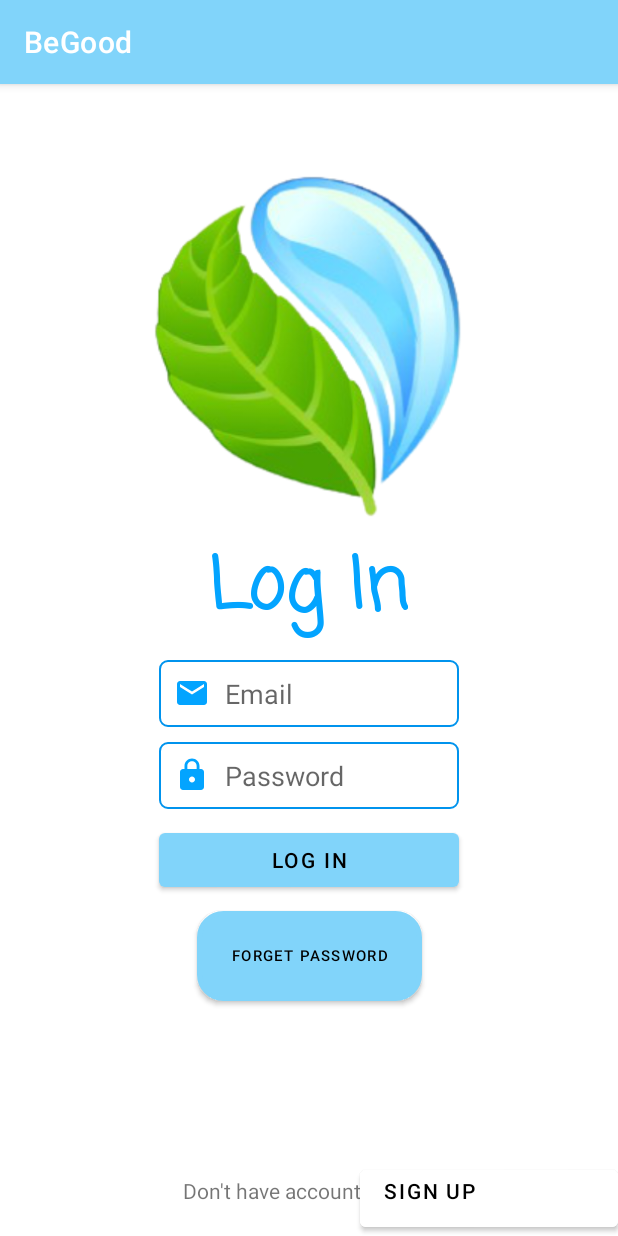
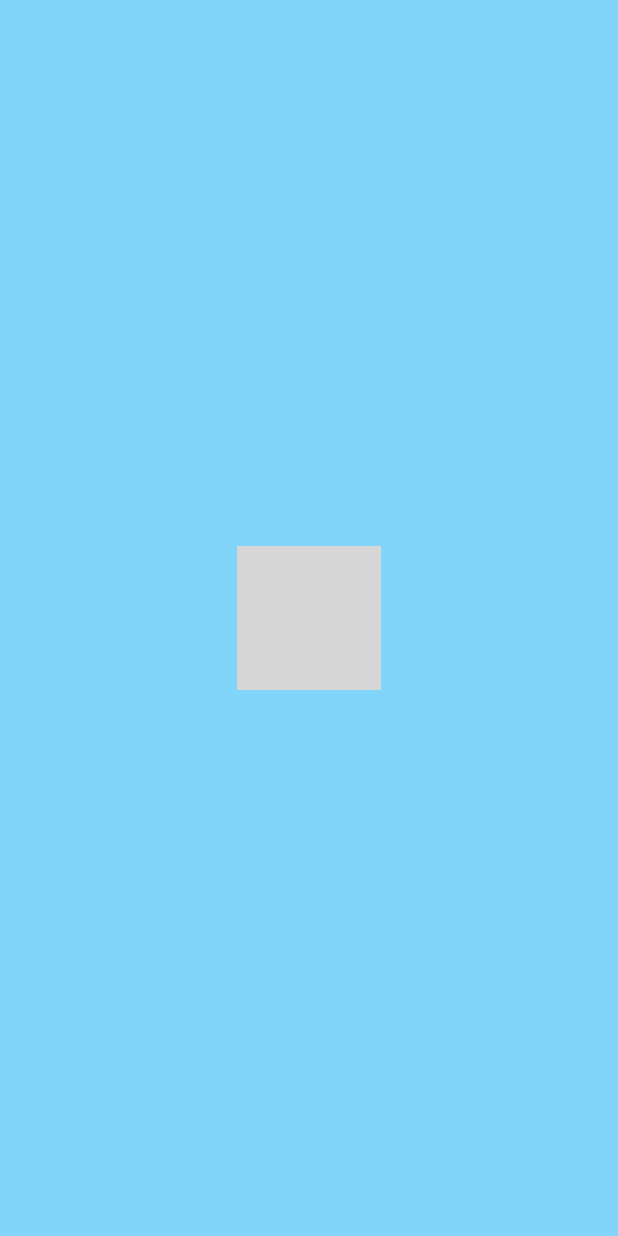
Before and after one commit to RahafJ/BeGoodProjectFinal, an Android app: the first screen one second after launch (MainActivity before the commit, SplashScreen after it), on a phone screen of 412 x 824 dp. Run offline under Robolectric (Android 15) with nearby library versions, the phone set to English and light mode, and no system bars; Roboto replaces fonts that are not available here.

Commit message:
SplashScreen,, LogIn,, Sign Up Page,, Home Page,,, navigation Drawer,, bills Layout

```diff
--- a/app/build.gradle
+++ b/app/build.gradle
@@ -1,6 +1,7 @@
 plugins {
     id 'com.android.application'
     id 'kotlin-android'
+    id 'com.google.gms.google-services'
 //    id 'kotlin-android-extensions'
 
 
@@ -15,6 +16,7 @@ android {
         targetSdkVersion 30
         versionCode 1
         versionName "1.0"
+        multiDexEnabled true
 
         testInstrumentationRunner "androidx.test.runner.AndroidJUnitRunner"
     }
@@ -47,6 +49,8 @@ dependencies {
     implementation 'androidx.navigation:navigation-fragment-ktx:2.3.0'
     implementation 'androidx.navigation:navigation-ui-ktx:2.3.0'
     implementation 'androidx.drawerlayout:drawerlayout:1.1.1'
+    implementation 'com.google.firebase:firebase-firestore:22.0.0'
+    implementation 'androidx.multidex:multidex:2.0.1'
 
     testImplementation 'junit:junit:4.+'
     androidTestImplementation 'androidx.test.ext:junit:1.1.3'
--- /dev/null
+++ b/app/src/main/java/com/example/begoodproject/splashActivity.kt
@@ -0,0 +1,31 @@
+package com.example.begoodproject
+
+import android.content.Intent
+import androidx.appcompat.app.AppCompatActivity
+import android.os.Bundle
+
+import android.os.Handler
+import android.view.WindowManager
+
+@Suppress("DEPRECATION")
+class SplashScreen : AppCompatActivity() {
+    override fun onCreate(savedInstanceState: Bundle?) {
+        super.onCreate(savedInstanceState)
+        setContentView(R.layout.activity_splash)
+
+        // This is used to hide the status bar and make
+        // the splash screen as a full screen activity.
+        window.setFlags(
+            WindowManager.LayoutParams.FLAG_FULLSCREEN,
+            WindowManager.LayoutParams.FLAG_FULLSCREEN
+        )
+
+        // we used the postDelayed(Runnable, time) method
+        // to send a message with a delayed time.
+        Handler().postDelayed({
+            val intent = Intent(this, MainActivity::class.java)
+            startActivity(intent)
+            finish()
+        }, 2000) // 3000 is the delayed time in milliseconds.
+    }
+}
--- a/app/src/main/res/drawable/custome_button.xml
+++ b/app/src/main/res/drawable/custome_button.xml
@@ -1,7 +1,8 @@
 <?xml version="1.0" encoding="utf-8"?>
 <shape xmlns:android="http://schemas.android.com/apk/res/android">
     android:shape="rectangle">
-    <solid android:color="@color/Primary_color"></solid>
+    <solid android:color="@color/buttonBorders"></solid>
     <corners android:radius="16dp" />
     <stroke android:width="5px" android:color="@color/Primary_color" />
+
 </shape>
--- a/app/src/main/res/layout/activity_main.xml
+++ b/app/src/main/res/layout/activity_main.xml
@@ -77,14 +77,13 @@
         android:layout_width="wrap_content"
         android:layout_height="wrap_content"
         android:text="@string/Log_in"
-        android:textColor="#000000"
-        app:backgroundTint="@color/Primary_color"
         app:layout_constraintEnd_toEndOf="parent"
         app:layout_constraintStart_toStartOf="parent"
         app:layout_constraintTop_toBottomOf="@+id/editTextTextPassword"
-        app:rippleColor="@color/Primary_color"
         android:layout_marginTop="10dp"
         android:width="200dp"
+        android:textColor="@color/black"
+        android:background="@drawable/custome_button"
          />
 
     <Button
@@ -125,8 +124,8 @@
             android:text="@string/SignUp"
             android:gravity="left"
             android:backgroundTint="@color/white"
-
-            android:textColor="@color/black"/>
+            android:textColor="@color/black"
+             />
     </LinearLayout>
 
 
--- /dev/null
+++ b/app/src/main/res/layout/activity_splash.xml
@@ -0,0 +1,10 @@
+<?xml version="1.0" encoding="utf-8"?>
+<androidx.constraintlayout.widget.ConstraintLayout xmlns:android="http://schemas.android.com/apk/res/android"
+    xmlns:app="http://schemas.android.com/apk/res-auto"
+    xmlns:tools="http://schemas.android.com/tools"
+    android:layout_width="match_parent"
+    android:layout_height="match_parent"
+    tools:context=".SplashScreen"
+    android:background="@drawable/splash_image">
+
+</androidx.constraintlayout.widget.ConstraintLayout>
--- a/app/src/main/res/layout/sign_up.xml
+++ b/app/src/main/res/layout/sign_up.xml
@@ -141,10 +141,7 @@
             app:layout_constraintEnd_toEndOf="parent"
             app:layout_constraintStart_toStartOf="parent"
             app:layout_constraintTop_toBottomOf="@+id/editTextTextPassword2"
-            app:rippleColor="@color/buttonBorders"
-            app:backgroundTint="@color/white"
             android:textColor="@color/black"
-
             android:background="@drawable/custome_button"/>
 
     </androidx.constraintlayout.widget.ConstraintLayout>
--- a/app/src/main/res/values/colors.xml
+++ b/app/src/main/res/values/colors.xml
@@ -11,4 +11,5 @@
     <color name="buttonBorders">#0093ED</color>
     <color name="buttonFill">#81D4FA</color>
     <color name="signUpWord">#03A4FF</color>
+
 </resources>
--- a/app/src/main/res/values/strings.xml
+++ b/app/src/main/res/values/strings.xml
@@ -14,7 +14,7 @@
     <string name="shopUsingPoints">Shop using your points</string>
     <string name="PointsYouHave">you have 45 points</string>
     <string name="title_activity_splash_screen">SplashScreen</string>
-
+    <string name="addYourNewBill">Add your new bill</string>
     <string name="open">Open</string>
     <string name="close">Close</string>
 </resources>
--- a/build.gradle
+++ b/build.gradle
@@ -7,7 +7,8 @@ buildscript {
     }
     dependencies {
         classpath 'com.android.tools.build:gradle:7.0.0'
-        classpath "org.jetbrains.kotlin:kotlin-gradle-plugin:$kotlin_version"
+        classpath "org.jetbrains.kotlin:kotlin-gradle-plugin:1.5.21"
+        classpath 'com.google.gms:google-services:4.3.4'
 
         // NOTE: Do not place your application dependencies here; they belong
         // in the individual module build.gradle files
```
Also changed, not shown: app/src/main/AndroidManifest.xml (+13 -5 lines), app/src/main/java/com/example/begoodproject/BillsLayout.kt (added, +16 -0 lines), app/src/main/java/com/example/begoodproject/billAdabter.kt (added, +26 -0 lines), app/src/main/java/com/example/begoodproject/bills.kt (added, +8 -0 lines), app/src/main/java/com/example/begoodproject/homepage.kt (+10 -0 lines), app/src/main/java/com/example/begoodproject/shopUsingPoints.kt (added, +11 -0 lines), app/src/main/res/layout/activity_bills_layout.xml (added, +29 -0 lines), app/src/main/res/layout/activity_shop_using_points.xml (added, +9 -0 lines), app/src/main/res/layout/bill_item.xml (added, +57 -0 lines), app/src/main/res/layout/home_page.xml (+5 -5 lines), app/src/main/res/values/styles.xml (+8 -1 lines), 1 other file.
